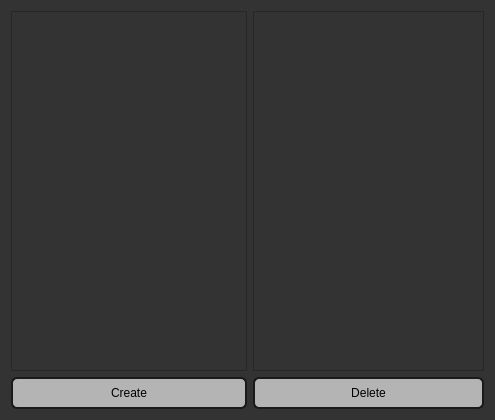
Above: multibench/widgets/groupmanager.ui from IlyaZh/Maiman-MCBS before the change. Below: the same form after it.
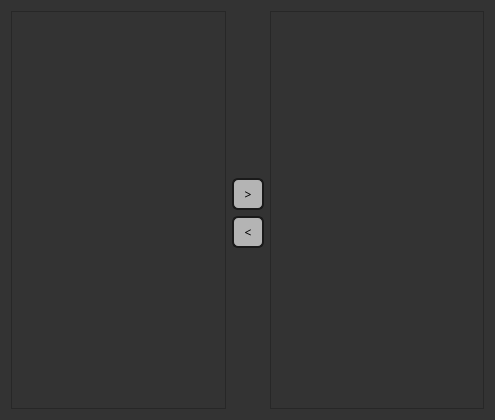
That is the form after the change.

The edit to the form file:
```diff
--- a/multibench/widgets/groupmanager.ui
+++ b/multibench/widgets/groupmanager.ui
@@ -20,26 +20,33 @@
 }</string>
   </property>
   <layout class="QGridLayout" name="gridLayout">
-   <item row="1" column="0">
+   <item row="1" column="1">
+    <layout class="QVBoxLayout" name="verticalLayout">
+     <item>
     <widget class="QPushButton" name="CreateGroup">
      <property name="sizePolicy">
       <sizepolicy hsizetype="Maximum" vsizetype="Maximum">
-       <horstretch>236</horstretch>
+         <horstretch>32</horstretch>
        <verstretch>32</verstretch>
       </sizepolicy>
      </property>
      <property name="minimumSize">
       <size>
-       <width>236</width>
-       <height>0</height>
+         <width>32</width>
+         <height>32</height>
       </size>
      </property>
      <property name="maximumSize">
       <size>
-       <width>236</width>
+         <width>32</width>
        <height>32</height>
       </size>
      </property>
+       <property name="font">
+        <font>
+         <family>Share Tech Mono</family>
+        </font>
+       </property>
      <property name="styleSheet">
       <string notr="true">                                   
 border: 2px solid rgb(26,26,26); 
@@ -49,24 +56,35 @@
                                    </string>
      </property>
      <property name="text">
-      <string>Create</string>
+        <string>&gt;</string>
      </property>
     </widget>
    </item>
-   <item row="1" column="1" colspan="2">
+     <item>
     <widget class="QPushButton" name="DeleteGroup">
      <property name="sizePolicy">
       <sizepolicy hsizetype="Maximum" vsizetype="Maximum">
-       <horstretch>236</horstretch>
+         <horstretch>32</horstretch>
        <verstretch>32</verstretch>
       </sizepolicy>
      </property>
+       <property name="minimumSize">
+        <size>
+         <width>32</width>
+         <height>32</height>
+        </size>
+       </property>
      <property name="maximumSize">
       <size>
-       <width>236</width>
+         <width>32</width>
        <height>32</height>
       </size>
      </property>
+       <property name="font">
+        <font>
+         <family>Share Tech Mono</family>
+        </font>
+       </property>
      <property name="styleSheet">
       <string notr="true">border: 2px solid rgb(26,26,26); 
 border-radius: 6px; 
@@ -74,11 +92,39 @@
 background: rgb(180,180,180); </string>
      </property>
      <property name="text">
-      <string>Delete</string>
+        <string>&lt;</string>
      </property>
     </widget>
    </item>
-   <item row="0" column="0">
+    </layout>
+   </item>
+   <item row="0" column="1">
+    <spacer name="verticalSpacer">
+     <property name="orientation">
+      <enum>Qt::Vertical</enum>
+     </property>
+     <property name="sizeHint" stdset="0">
+      <size>
+       <width>20</width>
+       <height>40</height>
+      </size>
+     </property>
+    </spacer>
+   </item>
+   <item row="2" column="1">
+    <spacer name="verticalSpacer_2">
+     <property name="orientation">
+      <enum>Qt::Vertical</enum>
+     </property>
+     <property name="sizeHint" stdset="0">
+      <size>
+       <width>20</width>
+       <height>40</height>
+      </size>
+     </property>
+    </spacer>
+   </item>
+   <item row="0" column="0" rowspan="3">
     <widget class="QScrollArea" name="DevicesScroll">
      <property name="widgetResizable">
       <bool>true</bool>
@@ -88,14 +134,14 @@
        <rect>
         <x>0</x>
         <y>0</y>
-        <width>234</width>
-        <height>362</height>
+        <width>214</width>
+        <height>400</height>
        </rect>
       </property>
      </widget>
     </widget>
    </item>
-   <item row="0" column="1" colspan="2">
+   <item row="0" column="2" rowspan="3">
     <widget class="QScrollArea" name="GroupsScroll">
      <property name="widgetResizable">
       <bool>true</bool>
@@ -105,8 +151,8 @@
        <rect>
         <x>0</x>
         <y>0</y>
-        <width>233</width>
-        <height>362</height>
+        <width>213</width>
+        <height>400</height>
        </rect>
       </property>
      </widget>
```
Lines whose indentation alone changed are shown as unchanged.
